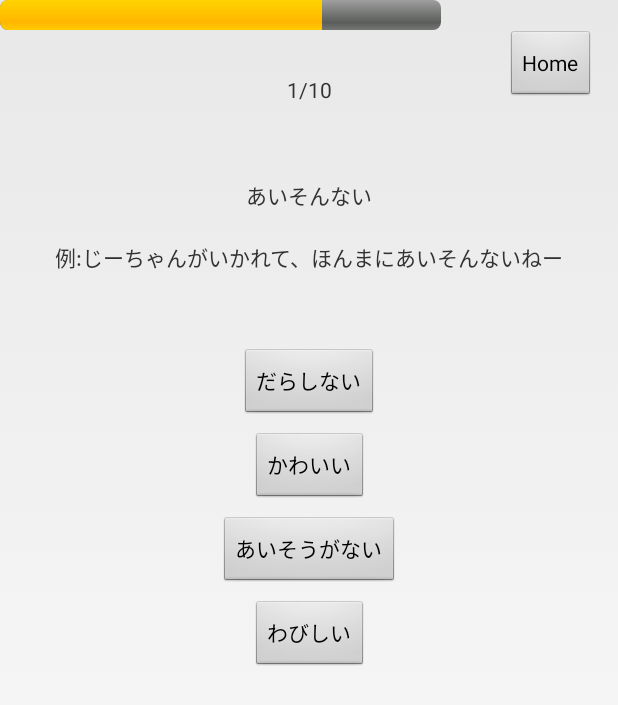
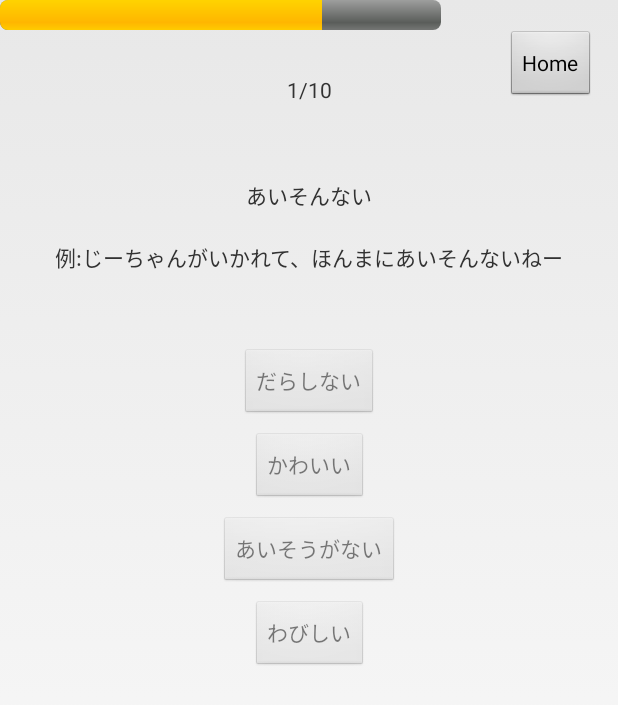
Before and after one commit to mori-mori/ToyamabenQuizuDroidVer, an Android app: the QuestionActivity screen opened directly, with no data from a screen before it, after a tap on "だらしない", on a phone screen of 412 x 824 dp. Shown: the top 705 px of the screen. Run offline under Robolectric (Android 15) with nearby library versions, the phone set to English and light mode, and no system bars; 9 statements that could not run were skipped.

Commit message:
ボタン二度押し対策

```diff
--- a/app/src/main/java/com/morimori/toyamabenquizu/QuestionActivity.java
+++ b/app/src/main/java/com/morimori/toyamabenquizu/QuestionActivity.java
@@ -10,27 +10,23 @@ import android.widget.ProgressBar;
 import android.os.CountDownTimer;
 import 	android.view.animation.AlphaAnimation;
 import android.view.animation.Animation.AnimationListener;
-
 import android.graphics.Bitmap;
 import android.graphics.BitmapFactory;
 import android.widget.ImageView;
 import 	java.io.InputStream;
 import java.io.IOException;
 import android.view.animation.Animation;
+import android.app.AlertDialog;
+import android.content.DialogInterface;
 
-
+/**
+ * 問題表示・回答画面
+ */
 public class QuestionActivity extends Activity implements View.OnClickListener, AnimationListener
 {
-	QuestionDat questionData;
-	TextView questionTxt;
-	TextView questionExampleTextView;
-	Button answer1Button;      // 選択肢1ボタン
-	Button answer2Button;      // 選択肢2ボタン
-	Button answer3Button;      // 選択肢3ボタン
-	Button answer4Button;      // 選択肢4ボタン
-	Button backHomeButton;     // Top画面へ戻る
-	ProgressBar answerCountBar;
-	CountDown countDown;
+	private QuestionDat questionData;          // 問題データ
+	private ProgressBar answerCountBar;        // 回答時間タイマー
+	private CountDown countDown;               // タイマークラス
 
 	@Override
 	protected void onCreate(Bundle savedInstanceState)
@@ -38,56 +34,45 @@ public class QuestionActivity extends Activity implements View.OnClickListener,
 		super.onCreate(savedInstanceState);
 		setContentView(R.layout.activity_question);
 
-		// Intent を取得する
-		Intent intent = getIntent();
-		questionData = (QuestionDat)intent.getSerializableExtra("Question");
+		// 前の画面からQuestionDateオブジェクトを受け取る
+		questionData = (QuestionDat)getIntent().getSerializableExtra("Question");
 
 		((TextView)findViewById(R.id.questionNoLabel)).setText(QuestionDataManager.sharedInstance.nowQuestionIndex + "/10");
+		((TextView)findViewById(R.id.questionTextView)).setText(questionData.question);
+		((TextView)findViewById(R.id.questionExampleTextView)).setText(questionData.questionExample);
 
-		questionTxt = (TextView)findViewById(R.id.questionTextView);
-		questionTxt.setText(questionData.question);
+		// answer1Button set
+		Button answer1Button = (Button)findViewById(R.id.answer1Button);
+		answer1Button.setText(" 1 " + questionData.answer1);
+		answer1Button.setOnClickListener(this);
 
-
-		questionExampleTextView = (TextView)findViewById(R.id.questionExampleTextView);
-		questionExampleTextView.setText(questionData.questionExample);
-
-
-		answer1Button = (Button)findViewById(R.id.answer1Button);
-		answer1Button.setText(" 1 " + questionData.answer1);
-
-		answer2Button = (Button)findViewById(R.id.answer2Button);
+		// answer2Button set
+		Button answer2Button = (Button)findViewById(R.id.answer2Button);
 		answer2Button.setText(" 2 " + questionData.answer2);
-
-		answer3Button = (Button)findViewById(R.id.answer3Button);
-		answer3Button.setText(" 3 " + questionData.answer3);
-
-		answer4Button = (Button)findViewById(R.id.answer4Button);
-		answer4Button.setText(" 4 " + questionData.answer4);
-
-
-		answer1Button = (Button)findViewById(R.id.answer1Button);
-		findViewById(R.id.answer1Button).setOnClickListener(this);
-
-		answer2Button = (Button)findViewById(R.id.answer2Button);
 		answer2Button.setOnClickListener(this);
 
-		answer3Button = (Button)findViewById(R.id.answer3Button);
+		// answer3Button set
+		Button answer3Button = (Button)findViewById(R.id.answer3Button);
+		answer3Button.setText(" 3 " + questionData.answer3);
 		answer3Button.setOnClickListener(this);
 
-		answer4Button = (Button)findViewById(R.id.answer4Button);
+		// answer4Button set
+		Button answer4Button = (Button)findViewById(R.id.answer4Button);
+		answer4Button.setText(" 4 " + questionData.answer4);
 		answer4Button.setOnClickListener(this);
 
-		backHomeButton = (Button)findViewById(R.id.backHomeButton);
+		// backHomeButton set
+		Button backHomeButton = (Button)findViewById(R.id.backHomeButton);
 		backHomeButton.setOnClickListener(this);
-
 
 		answerCountBar = (ProgressBar)findViewById(R.id.timeProgressBar);
 
-		// 最大値を設定する.
+		// 最大値を設定
 		answerCountBar.setMax(100);
-		// プログレスバーの値を設定する.
+		// プログレスバーの値を設定
 		answerCountBar.setProgress(100);
 
+		// タイマー作成
 		countDown = new CountDown(10000, 100);
 		countDown.start();
 
@@ -96,67 +81,73 @@ public class QuestionActivity extends Activity implements View.OnClickListener,
 
 		try
 		{
+			// 正解画像読み込み
 			InputStream correctStream = getResources().getAssets().open("correct.png");
 			Bitmap correctBitmap = BitmapFactory.decodeStream(correctStream);
 			correctImageView.setImageBitmap(correctBitmap);
 
+			// 不正解画像読み込み
 			InputStream incorrectStream = getResources().getAssets().open("incorrect.png");
 			Bitmap incorrectBitmap = BitmapFactory.decodeStream(incorrectStream);
 			incorrectImageView.setImageBitmap(incorrectBitmap);
 		}
 		catch (IOException e)
 		{
+			AlertDialog.Builder alertDlg = new AlertDialog.Builder(this);
+			alertDlg.setTitle("エラー");
+			alertDlg.setMessage("画像読み込みに失敗しました。");
+			alertDlg.setPositiveButton("OK", new DialogInterface.OnClickListener()
+			{
+				public void onClick(DialogInterface dialog, int which)
+				{
+					// OK ボタンクリック処理
+				}
+			});
+			alertDlg.create().show();
 		}
 	}
 
 	@Override
 	public void onClick(View v)
 	{
+		((Button)findViewById(R.id.answer1Button)).setEnabled(false);
+		((Button)findViewById(R.id.answer2Button)).setEnabled(false);
+		((Button)findViewById(R.id.answer3Button)).setEnabled(false);
+		((Button)findViewById(R.id.answer4Button)).setEnabled(false);
+
 		switch (v.getId())
 		{
 			case R.id.answer1Button:
 				questionData.userChoiceAnswerNumber = 1;
-
-				QuestionDataManager.sharedInstance.questionDataArray.remove(questionData.questionNo - 1);
-				QuestionDataManager.sharedInstance.questionDataArray.add(questionData);
-
-				goNextQuestionWithAnimation();
 				break;
 
 			case R.id.answer2Button:
 				questionData.userChoiceAnswerNumber = 2;
-
-				QuestionDataManager.sharedInstance.questionDataArray.remove(questionData.questionNo - 1);
-				QuestionDataManager.sharedInstance.questionDataArray.add(questionData);
-
-				goNextQuestionWithAnimation();
 				break;
 
 			case R.id.answer3Button:
 				questionData.userChoiceAnswerNumber = 3;
-
-				QuestionDataManager.sharedInstance.questionDataArray.remove(questionData.questionNo - 1);
-				QuestionDataManager.sharedInstance.questionDataArray.add(questionData);
-
-				goNextQuestionWithAnimation();
 				break;
 
 			case R.id.answer4Button:
 				questionData.userChoiceAnswerNumber = 4;
-
-				QuestionDataManager.sharedInstance.questionDataArray.remove(questionData.questionNo - 1);
-				QuestionDataManager.sharedInstance.questionDataArray.add(questionData);
-
-				goNextQuestionWithAnimation();
 				break;
 
 			case R.id.backHomeButton:
 				Intent intent = new Intent(QuestionActivity.this, MainActivity.class);
 				startActivity(intent);
-				break;
+				return;
 		}
+
+		QuestionDataManager.sharedInstance.questionDataArray.remove(questionData.questionNo - 1);
+		QuestionDataManager.sharedInstance.questionDataArray.add(questionData);
+
+		goNextQuestionWithAnimation();
 	}
 
+	/**
+	 * アニメーション後、次の問題表示
+	 */
 	private void goNextQuestionWithAnimation()
 	{
 		if (questionData.isCorrect())
@@ -169,6 +160,9 @@ public class QuestionActivity extends Activity implements View.OnClickListener,
 		}
 	}
 
+	/**
+	 * 正解アニメーション
+	 */
 	private void goNextQuestionWithCorrectAnimation()
 	{
 		countDown.cancel();
@@ -183,7 +177,9 @@ public class QuestionActivity extends Activity implements View.OnClickListener,
 		aa.setAnimationListener(this);
 	}
 
-
+	/**
+	 * 不正解アニメーション
+	 */
 	private void goNextQuestionWithIncorrectAnimation()
 	{
 		countDown.cancel();
@@ -198,6 +194,9 @@ public class QuestionActivity extends Activity implements View.OnClickListener,
 		aa.setAnimationListener(this);
 	}
 
+	/**
+	 * 次の問題表示
+	 */
 	private void goNextQuestion()
 	{
 		QuestionDat nextQuestion = QuestionDataManager.sharedInstance.nextQuestion();
@@ -226,6 +225,9 @@ public class QuestionActivity extends Activity implements View.OnClickListener,
 	@Override
 	public void onAnimationStart(Animation animation) {}
 
+	/**
+	 * タイマークラス
+	 */
 	class CountDown extends CountDownTimer
 	{
 		public CountDown(long millisInFuture, long countDownInterval)
@@ -233,6 +235,7 @@ public class QuestionActivity extends Activity implements View.OnClickListener,
 			super(millisInFuture, countDownInterval);
 		}
 
+		// インターバル終了時に呼ばれる
 		@Override
 		public void onFinish()
 		{
@@ -252,11 +255,9 @@ public class QuestionActivity extends Activity implements View.OnClickListener,
 		@Override
 		public void onTick(long millisUntilFinished)
 		{
-			questionTxt = (TextView)findViewById(R.id.questionTextView);
-
-			String test = Long.toString(millisUntilFinished / 100);
+			String timer = Long.toString(millisUntilFinished / 100);
 			answerCountBar = (ProgressBar)findViewById(R.id.timeProgressBar);
-			answerCountBar.setProgress(Integer.parseInt(test));
+			answerCountBar.setProgress(Integer.parseInt(timer));
 		}
 	}
 }
--- a/app/src/main/java/com/morimori/toyamabenquizu/QuestionDataManager.java
+++ b/app/src/main/java/com/morimori/toyamabenquizu/QuestionDataManager.java
@@ -1,6 +1,8 @@
 package com.morimori.toyamabenquizu;
 
+import android.app.AlertDialog;
 import android.content.Context;
+import android.content.DialogInterface;
 import android.content.res.AssetManager;
 
 import java.io.BufferedReader;
@@ -127,8 +129,6 @@ public class QuestionDataManager
 
 		} catch (IOException e)
 		{
-			//e.printStackTrace();
-//			((TextView)findViewById(R.id.contentsTextView)).setText("読み込みに失敗しました・・・");
 		}
 	}
 
```
Also changed, not shown: app/src/main/java/com/morimori/toyamabenquizu/MainActivity.java (+5 -5 lines), app/src/main/java/com/morimori/toyamabenquizu/ResultActivity.java (deleted, +0 -45 lines), 1 other file.
